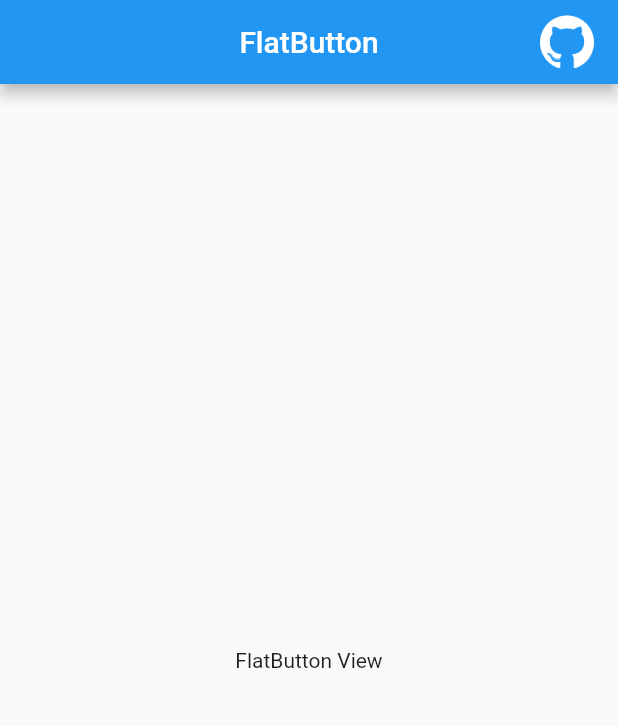
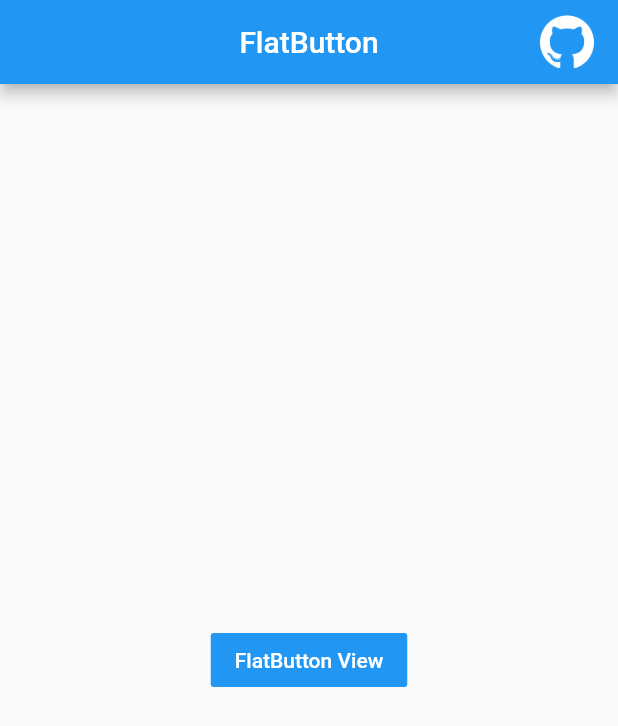
Before and after one commit to jugalw13/Flutter-Widget-Learner, a Flutter app: the FlatButtonView screen opened directly, on a phone screen of 412 x 824 dp. Shown: the top 726 px of the screen. Run offline on Flutter 3.47's test engine with Material 2 defaults, Android fonts, the phone set to English and light mode, and no system bars.

Commit message:
button views done

```diff
--- a/lib/views/button_views/button_bar_views/button_bar_view.dart
+++ b/lib/views/button_views/button_bar_views/button_bar_view.dart
@@ -6,6 +6,8 @@ class ButtonBarView extends StatelessWidget {
   Widget build(BuildContext context) {
     return CustomScaffold(
       title: 'ButtonBar',
+      url:
+          'https://github.com/jugalw13/Flutter-Widget-Learner/blob/master/lib/views/button_views/button_bar_views/button_bar_view.dart',
       body: Center(
         child: ButtonBar(
           alignment: MainAxisAlignment.spaceAround,
--- a/lib/views/button_views/dropdown_button_views/dropdown_button_view.dart
+++ b/lib/views/button_views/dropdown_button_views/dropdown_button_view.dart
@@ -13,6 +13,8 @@ class _DropdownButtonViewState extends State<DropdownButtonView> {
   Widget build(BuildContext context) {
     return CustomScaffold(
       title: 'DropdownButton',
+      url:
+          'https://github.com/jugalw13/Flutter-Widget-Learner/blob/master/lib/views/button_views/dropdown_button_views/dropdown_button_view.dart',
       body: Center(
         child: DropdownButton<String>(
           hint: Text('Select Value'),
--- a/lib/views/button_views/flat_button_views/flat_button_view.dart
+++ b/lib/views/button_views/flat_button_views/flat_button_view.dart
@@ -6,8 +6,16 @@ class FlatButtonView extends StatelessWidget {
   Widget build(BuildContext context) {
     return CustomScaffold(
       title: 'FlatButton',
+      url:
+          'https://github.com/jugalw13/Flutter-Widget-Learner/blob/master/lib/views/button_views/flat_button_views/flat_button_view.dart',
       body: Center(
-        child: Text('FlatButton View'),
+        child: FlatButton(
+          onPressed: () {},
+          color: Colors.blue,
+          textColor: Colors.white,
+          splashColor: Colors.white30,
+          child: Text('FlatButton View'),
+        ),
       ),
     );
   }
```
Also changed, not shown: lib/views/button_views/floating_action_button_views/floating_action_button_view.dart (+8 -1 lines), lib/views/button_views/icon_button_views/icon_button_view.dart (+8 -1 lines), lib/views/button_views/outline_button_views/outline_button_view.dart (+8 -1 lines), lib/views/button_views/popup_menu_button_views/popup_menu_button_view.dart (+17 -1 lines).
